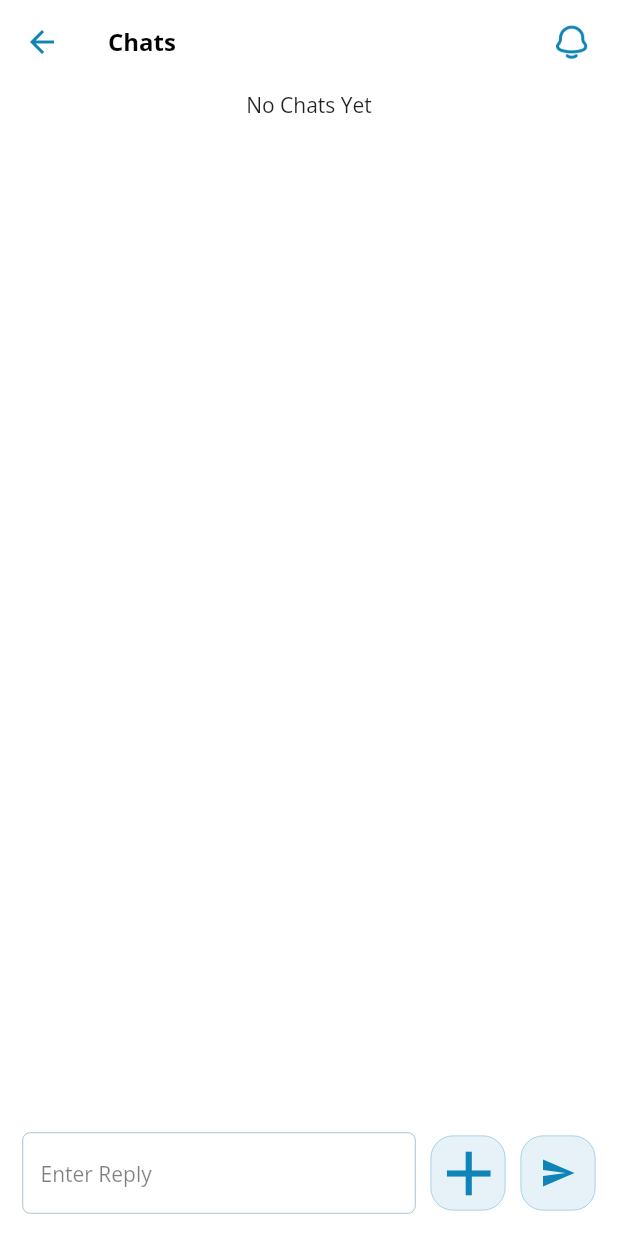
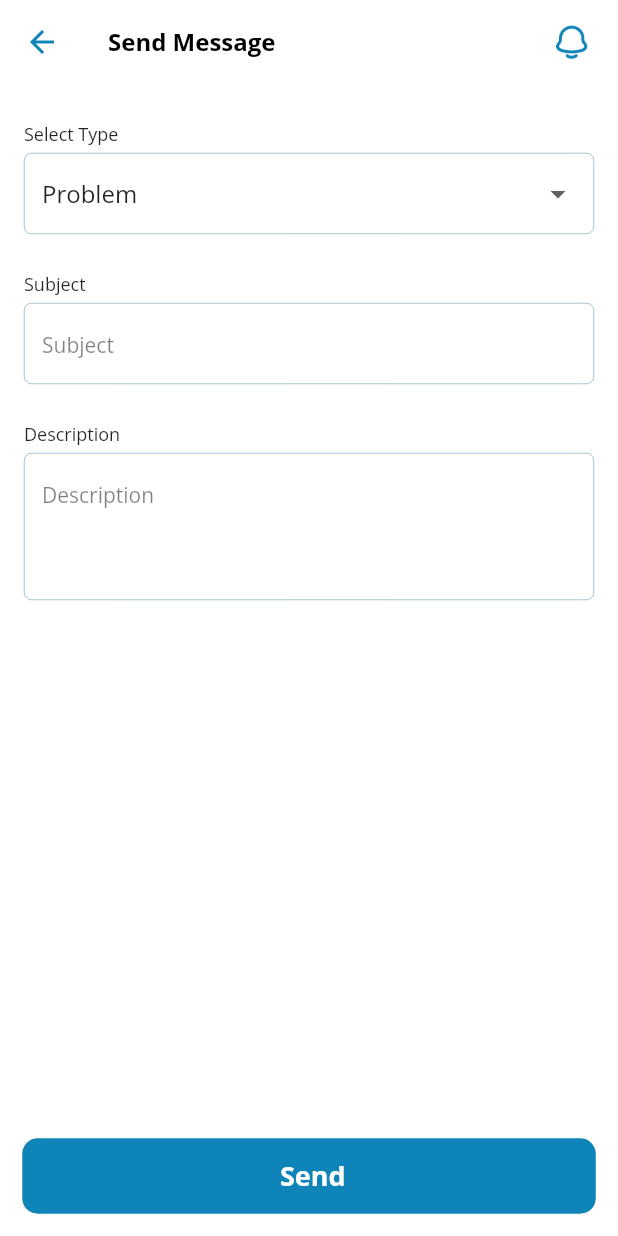
Before and after one commit to yash1711v/Iclinix, a Flutter app: the ChatScreen screen opened by its route, on a phone screen of 412 x 824 dp. Run offline on Flutter 3.47's test engine with Material 3 defaults, Android fonts, the phone set to English and light mode, and no system bars; our stand-ins replace animated_custom_dropdown, cached_network_image, dio, file_picker, firebase_core, firebase_messaging and 16 more; missing offline and left inert: easy_image_viewer, flutter_slide_drawer, razorpay_flutter; accounts and stored records are empty.

Commit message:
refactor: 6-12-2024

```diff
--- a/lib/app/screens/appointment/payment_screen.dart
+++ b/lib/app/screens/appointment/payment_screen.dart
@@ -47,7 +47,7 @@ class _PaymentScreenState extends State<PaymentScreen> {
       Get.find<AppointmentController>().bookAppointmentApi(
           widget.appointmentModel,
           Get.find<AppointmentController>().ScheduleType,
-          Get.find<AppointmentController>().Scheduleid);
+          Get.find<AppointmentController>().Scheduleid,);
       Get.find<AppointmentController>().setisPaymentSuccessFull(false);
     });
   }
--- a/lib/app/screens/chat/chat_screen.dart
+++ b/lib/app/screens/chat/chat_screen.dart
@@ -1,5 +1,6 @@
 import 'dart:io';
 
+import 'package:animated_custom_dropdown/custom_dropdown.dart';
 import 'package:flutter/material.dart';
 import 'package:iclinix/app/widget/common_widgets.dart';
 import 'package:iclinix/app/widget/custom_app_bar.dart';
@@ -8,78 +9,108 @@ import 'package:iclinix/controller/chat_controller.dart';
 import '../../../utils/dimensions.dart';
 import '../../../utils/sizeboxes.dart';
 import '../../widget/custom_button_widget.dart';
+import '../../widget/custom_dropdown_field.dart';
 import '../../widget/custom_snackbar.dart';
 import '../../widget/custom_textfield.dart';
 
 class ChatScreen extends StatelessWidget {
    ChatScreen({super.key});
-  final _replyController =  TextEditingController();
+  final subjectController =  TextEditingController();
+  final description =  TextEditingController();
   @override
   Widget build(BuildContext context) {
     return  GetBuilder<ChatController>(builder: (chatControl) {
       return Scaffold(
-          appBar: const CustomAppBar(title: 'Chats',isBackButtonExist: true,
-            menuWidget: Row(
-              children: [
-                NotificationButton()
-              ],
+        body: Column(
+          children: [
+            CustomAppBar(
+              title: 'Send Message ',
+              isBackButtonExist: true,
+              menuWidget: const Row(
+                children: [
+                  NotificationButton(),
+                ],
+              ),
             ),
-          ),
-          bottomNavigationBar: SingleChildScrollView(
-            child: Padding(
-              padding: const EdgeInsets.all(Dimensions.paddingSizeDefault),
+            SizedBox(
+              height: 25,
+            ),
+            Padding(
+              padding: const EdgeInsets.symmetric(horizontal: 16.0),
+              child: Row(
+                children: [
+                  Expanded(
+                    child: CustomDropdownField(
+                      selectedValue: chatControl.type == 1 ? "Question" : "Problem",
+                      hintText: 'Select Type',
+                      options: ["Question", "Problem"],
+                      onChanged: (String? newValue) {
+                        chatControl.setType(newValue == "Question" ? 1 : 2);
+                      },
+                      showTitle: true, // Set to true to show title
+                    ),
+                  ),
+                ],
+              ),
+            ),
+            const SizedBox(
+              height: 25,
+            ),
+            Padding(
+              padding: const EdgeInsets.symmetric(horizontal: 16.0),
               child: Row(
                 children: [
                   Expanded(
                     child: CustomTextField(
-                      hintText: 'Enter Reply',
-                      controller: _replyController,
-                      inputType: TextInputType.name,
-                      capitalization: TextCapitalization.words,
+                      controller: subjectController,
+                      showTitle: true,
+                      hintText: 'Subject',
                     ),
                   ),
-                  sizedBoxW10(),
-                  GestureDetector(
-                    onTap: () => chatControl.pickImage(false),
-                    child:
-                    Container(
-                        height: 50, width: 50, clipBehavior: Clip.hardEdge,
-                        decoration: BoxDecoration(
-                          border: Border.all(width: 0.5, color: Theme.of(context).primaryColor.withOpacity(0.40),),
-                          color: Theme.of(context).primaryColor.withOpacity(0.1),
-                          borderRadius: BorderRadius.circular(Dimensions.radius15),
-                        ), alignment: Alignment.center,
-                        child: chatControl.pickedLogo != null ? Image.file(
-                          File(chatControl.pickedLogo!.path), width: Get.size.width, height: 160, fit: BoxFit.cover,
-                        ): Icon(Icons.add, size: 50, color: Theme.of(context).primaryColor)
-                    ),),
-                  sizedBoxW10(),
-                  Container(
-                      height: 50, width: 50, clipBehavior: Clip.hardEdge,
-                      decoration: BoxDecoration(
-                        border: Border.all(width: 0.5, color: Theme.of(context).primaryColor.withOpacity(0.40),),
-                        color: Theme.of(context).primaryColor.withOpacity(0.1),
-                        borderRadius: BorderRadius.circular(Dimensions.radius15),
-                      ),
-                    child:  Icon(Icons.send,color: Theme.of(context).primaryColor,)
-                  )
-
-
                 ],
               ),
             ),
-
-          ),
-          body: SingleChildScrollView(
-            child: Column(
-              crossAxisAlignment: CrossAxisAlignment.center,
-              mainAxisAlignment: MainAxisAlignment.center,
+            const SizedBox(
+              height: 25,
+            ),
+            Padding(
+              padding: const EdgeInsets.symmetric(horizontal: 16.0),
+              child: Row(
+                children: [
+                  Expanded(
+                    child: CustomTextField(
+                      maxLines: 3,
+                      controller: description,
+                      showTitle: true,
+                      hintText: 'Description',
+                    ),
+                  ),
+                ],
+              ),
+            ),
+          ],
+        ),
+        bottomNavigationBar: SingleChildScrollView(
+          child: Padding(
+            padding: const EdgeInsets.all(Dimensions.paddingSizeDefault),
+            child: Row(
               children: [
-                Center(child: Text('No Chats Yet'))
+                Expanded(
+                  child: CustomButtonWidget(buttonText: "Send", onPressed: () {
+                    if (subjectController.text.isEmpty) {
+                      showCustomSnackBar('Please enter subject');
+                    } else if (description.text.isEmpty) {
+                      showCustomSnackBar('Please enter subject');
+                    } else {
+                      chatControl.sendMessage(chatControl.type, subjectController.text, description.text);
+                    }
+                  }),
+                ),
               ],
             ),
           ),
-        );
+        ),
+      );
     });
 
 
--- a/lib/app/screens/diabetic/components/add_health_goal.dart
+++ b/lib/app/screens/diabetic/components/add_health_goal.dart
@@ -13,6 +13,7 @@ import 'package:iclinix/utils/sizeboxes.dart';
 import 'package:iclinix/utils/styles.dart';
 import 'package:get/get.dart';
 
+import '../../../widget/loading_widget.dart';
 import 'health_goal_detail_dialog.dart';
 
 class AddHealthGoal extends StatefulWidget {
@@ -69,9 +70,8 @@ class _AddHealthGoalState extends State<AddHealthGoal> {
                     ),
                     DecoratedAddButton(
                       tap: () {
-                        WidgetsBinding.instance.addPostFrameCallback((_) {
+
                           Get.dialog(AddHealthGoalDialog());
-                        });
                       },
                     ),
                   ],
@@ -180,11 +180,14 @@ class AddHealthGoalDialog extends StatelessWidget {
   AddHealthGoalDialog({super.key});
 
   final titleController = TextEditingController();
+
   final descriptionController = TextEditingController();
+
   final GlobalKey<FormState> _formKey = GlobalKey<FormState>();
 
   @override
   Widget build(BuildContext context) {
+    print("=====>Hello");
     return Dialog(
         insetPadding:
             const EdgeInsets.symmetric(horizontal: Dimensions.paddingSize10),
@@ -266,13 +269,15 @@ class AddHealthGoalDialog extends StatelessWidget {
                                   isBold: false,
                                   fontSize: Dimensions.fontSize14,
                                   onPressed: () {
+                                    LoadingDialog.showLoading(message: "Please wait...");
                                     if (_formKey.currentState!.validate()) {
                                       controller.addHealthGoalApi(
                                           titleController.text,
                                           descriptionController.text).then((value) {
 
                                       });
-                                      Navigator.pop(context);
+                                      Get.back();
+
                                     }
                                   },
                                 ),
--- a/lib/app/screens/diabetic/diabetic_dashboard.dart
+++ b/lib/app/screens/diabetic/diabetic_dashboard.dart
@@ -127,6 +127,7 @@ class _DiabeticDashboardState extends State<DiabeticDashboard> {
                           //   ),
                           // );
                           Get.find<AppointmentController>().selectBookingType(true);
+                          debugPrint("value====>"+Get.find<AppointmentController>().bookingDiabeticType.toString());
                           Get.toNamed(RouteHelper.getAllClinicRoute(isBackButton: true));
                         },
                       ),
--- a/lib/app/screens/diabetic/diabetic_screen.dart
+++ b/lib/app/screens/diabetic/diabetic_screen.dart
@@ -77,6 +77,7 @@ class DiabeticScreen extends StatelessWidget {
                         //   ),
                         // );
                         appointControl.selectBookingType(true);
+                        debugPrint("value====>"+appointControl.bookingDiabeticType.toString());
                         Get.toNamed(RouteHelper.getAllClinicRoute(isBackButton: true));
                       },
                     ),
--- a/lib/controller/appointment_controller.dart
+++ b/lib/controller/appointment_controller.dart
@@ -339,10 +339,11 @@ class AppointmentController extends GetxController implements GetxService {
   bool get isBookingLoading => _isBookingLoading;
 
   Future<void> bookAppointmentApi(AppointmentModel appointment,
-      String schedule_type, String schedule_Id) async {
+      String schedule_type, String schedule_Id,) async {
     // _isBookingLoading = true;
     update();
     Response response = await appointmentRepo.bookAppointmentRepo(
+       bookingDiabeticType,
         appointment, schedule_type, schedule_Id);
     debugPrint('Response: ${response.body}');
     if (response.statusCode == 200) {
--- a/lib/controller/chat_controller.dart
+++ b/lib/controller/chat_controller.dart
@@ -1,17 +1,29 @@
 
+import 'package:iclinix/app/widget/loading_widget.dart';
 import 'package:image_picker/image_picker.dart';
 import 'package:get/get_state_manager/src/rx_flutter/rx_disposable.dart';
 import 'package:get/get_state_manager/src/simple/get_controllers.dart';
 import 'package:get/get.dart';
 
+import '../data/api/api_client.dart';
+import '../data/repo/clinic_repo.dart';
+
 
 class ChatController extends GetxController implements GetxService {
-  // final ClinicRepo clinicRepo;
-  // final ApiClient apiClient;
-  // ChatController({required this.clinicRepo, required this.apiClient});
+  final ClinicRepo clinicRepo;
+  final ApiClient apiClient;
+  ChatController({required this.clinicRepo, required this.apiClient});
 
   bool _isLoading = false;
   bool get isLoading => _isLoading;
+
+  int _type = 0;
+  int get type => _type;
+
+  void setType(int value) {
+    _type = value;
+    update();
+  }
 
   XFile? _pickedLogo;
   XFile? get pickedLogo => _pickedLogo;
@@ -25,7 +37,12 @@ class ChatController extends GetxController implements GetxService {
     }
   }
 
+   void sendMessage(int type,String subject, String description){
 
+    clinicRepo.sendMessageRepo(subject, description,type.toString()).then((value) {
+      print(value.bodyString);
+    });
+   }
 
 
 }
--- a/lib/data/repo/appointment_repo.dart
+++ b/lib/data/repo/appointment_repo.dart
@@ -33,8 +33,9 @@ class AppointmentRepo {
     return apiClient.postData(AppConstants.slotListUrl,requestBody);
   }
 
-  Future<Response> bookAppointmentRepo(AppointmentModel appointment,String schedule_type, String schedule_Id) async {
+  Future<Response> bookAppointmentRepo(bool bookingType,AppointmentModel appointment,String schedule_type, String schedule_Id) async {
     // Prepare the data to be sent in the request body
+    debugPrint('appointment.appointmentDate: ${bookingType}');
     final requestBody = {
       "branchid": appointment.branchId,
       if (!appointment.includePatientType && appointment.patientId != null) 'patientId': appointment.patientId,
@@ -53,7 +54,7 @@ class AppointmentRepo {
       "pay_method": "razorpay",
       "schedule_type": schedule_type,
       "schedule_type_id": schedule_Id,
-      "doctor_id": 3
+      "doctor_id": bookingType?72:3,
     };
 
     // Print the request body for debugging
--- a/lib/data/repo/clinic_repo.dart
+++ b/lib/data/repo/clinic_repo.dart
@@ -27,5 +27,16 @@ class ClinicRepo {
     return await apiClient.getData('${AppConstants.serviceDetails}$id',method: 'GET');
   }
 
+  Future<Response> sendMessageRepo(
+      String? subject,
+      String? description,
+      String? type,
+      ) async {
+    return await apiClient.postData('add-ticket', {
+      "subject" :subject,
+      "message" :description,
+      "type": type,
+    });
+  }
 
 }
--- /dev/null
+++ b/lib/data/repo/sendMessage_repo.dart
@@ -0,0 +1,22 @@
+import 'package:get/get_connect/http/src/response/response.dart';
+import 'package:shared_preferences/shared_preferences.dart';
+
+import '../api/api_client.dart';
+
+class SendMessageRepo {
+  final ApiClient apiClient;
+  final SharedPreferences sharedPreferences;
+  SendMessageRepo({required this.apiClient, required this.sharedPreferences});
+
+  Future<Response> sendMessageRepo(
+      String? subject,
+      String? description,
+      String? type,
+      ) async {
+    return await apiClient.postData('add-ticket', {
+      "subject" :subject,
+      "description" :description,
+      "type": type,
+    });
+  }
+}
--- a/lib/helper/gi_dart.dart
+++ b/lib/helper/gi_dart.dart
@@ -40,7 +40,7 @@ Future<void>   init() async {
   Get.lazyPut(() => ClinicController(clinicRepo:  Get.find(), apiClient: Get.find()));
   Get.lazyPut(() => ProfileController(profileRepo: Get.find(), apiClient: Get.find()));
   Get.lazyPut(() => DiabeticController(diabeticRepo: Get.find(), apiClient: Get.find()));
-  Get.lazyPut(() => ChatController());
+    Get.lazyPut(() => ChatController(clinicRepo: Get.find(), apiClient: Get.find()));
 
 
 
```
